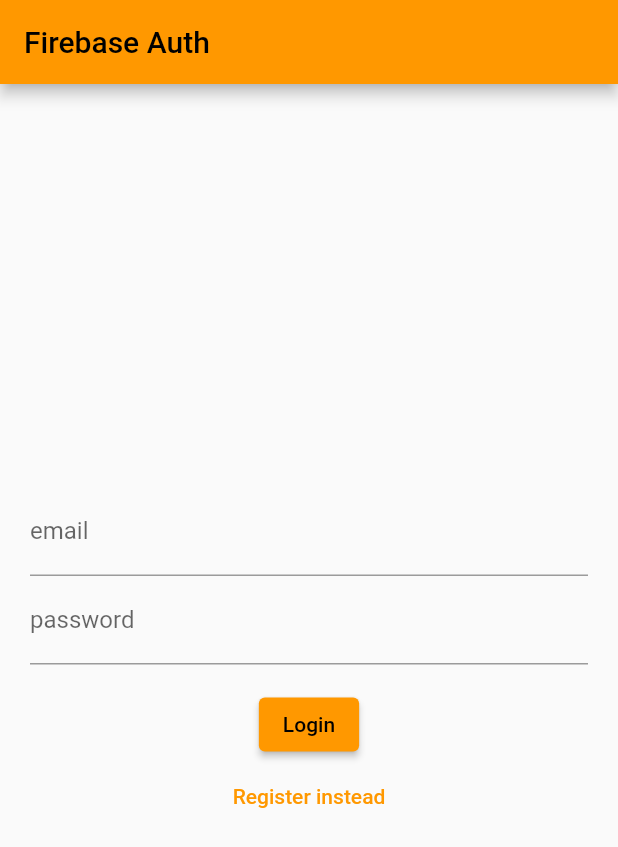
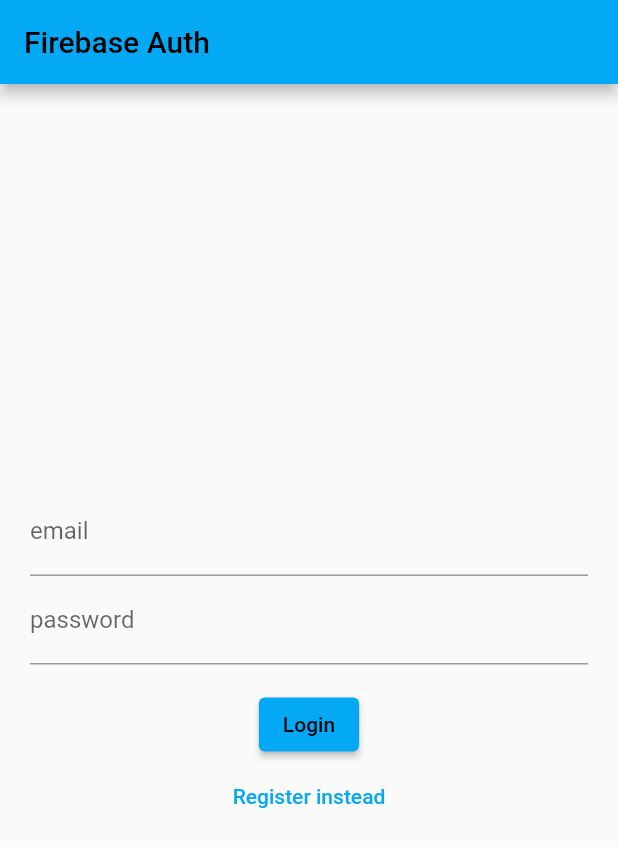
Before and after one commit to cairomurphy/ihavefriends, a Flutter app: the screen it shows after launch, on a phone screen of 412 x 824 dp. Shown: the top 847 px of the screen. Run offline on Flutter 3.47's test engine with Material 2 defaults, Android fonts, the phone set to English and light mode, and no system bars; our stand-ins replace cloud_firestore, firebase_auth, firebase_core, flutter_spinkit; accounts and stored records are empty.

Commit message:
added icon launcher
Added Icon Launcher and changed primary swatch

```diff
--- a/lib/main.dart
+++ b/lib/main.dart
@@ -22,7 +22,7 @@
       child: MaterialApp(
         debugShowCheckedModeBanner: false,
         theme: ThemeData(
-          primarySwatch: Colors.orange,
+          primarySwatch: Colors.lightBlue,
         ),
         home: const WidgetTree(),
       ),
```
Also changed, not shown: pubspec.yaml (+20 -0 lines), assets/icon/icon1024.png (added), assets/icon/icon512.png (added), pubspec.lock, 27 other files.
